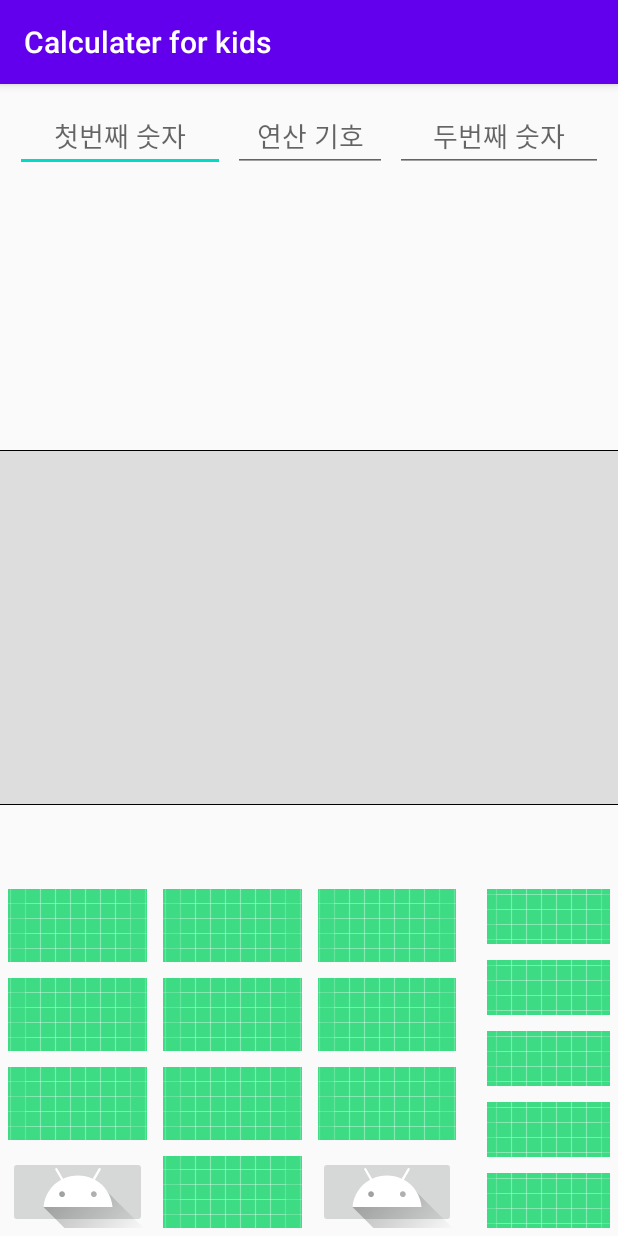
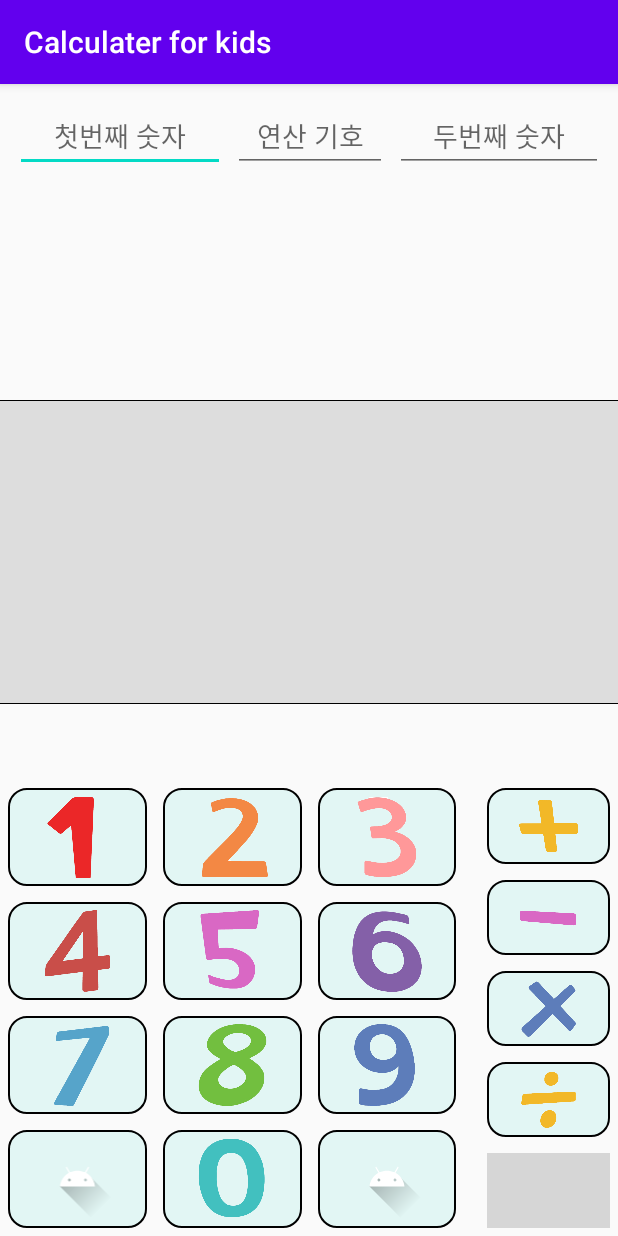
Before and after one commit to ddophi98/IndividualProjcet-FruitCalculater, an Android app: the screen it shows after launch (MainActivity), on a phone screen of 412 x 824 dp. Run offline under Robolectric (Android 15) with nearby library versions, the phone set to English and light mode, and no system bars; grey boxes are pictures that could not be loaded.

Commit message:
Make design of keypad

```diff
--- /dev/null
+++ b/app/src/main/res/drawable/keyboard_button_background.xml
@@ -0,0 +1,14 @@
+<?xml version="1.0" encoding="utf-8"?>
+<shape xmlns:android="http://schemas.android.com/apk/res/android"
+    android:padding="10dp"
+    android:shape="rectangle" >
+    <solid android:color="@color/keyBoardButtonBackgroundColor" />
+    <corners
+        android:bottomLeftRadius="12dp"
+        android:bottomRightRadius="12dp"
+        android:topLeftRadius="12dp"
+        android:topRightRadius="12dp" />
+    <stroke
+        android:width="1dp"
+        android:color="#000000" />
+</shape>
--- a/app/src/main/res/layout/activity_main.xml
+++ b/app/src/main/res/layout/activity_main.xml
@@ -278,7 +278,7 @@
         android:id="@+id/bottomLayout"
         android:layout_width="match_parent"
         android:layout_height="0dp"
-        android:layout_weight="1"
+        android:layout_weight="1.5"
         android:orientation="horizontal"
         app:layout_constraintBottom_toBottomOf="parent"
         app:layout_constraintEnd_toEndOf="parent"
@@ -293,34 +293,46 @@
 
             <ImageButton
                 android:id="@+id/btnOne"
-                android:layout_width="wrap_content"
-                android:layout_height="wrap_content"
+                android:layout_width="match_parent"
+                android:layout_height="match_parent"
                 android:layout_margin="5dp"
                 android:layout_weight="1"
-                app:srcCompat="@drawable/ic_launcher_background" />
+                android:background="@drawable/keyboard_button_background"
+                android:padding="5dp"
+                android:scaleType="fitCenter"
+                app:srcCompat="@drawable/number1" />
 
             <ImageButton
                 android:id="@+id/btnFour"
-                android:layout_width="wrap_content"
-                android:layout_height="wrap_content"
+                android:layout_width="match_parent"
+                android:layout_height="match_parent"
                 android:layout_margin="5dp"
                 android:layout_weight="1"
-                app:srcCompat="@drawable/ic_launcher_background" />
+                android:background="@drawable/keyboard_button_background"
+                android:padding="5dp"
+                android:scaleType="fitCenter"
+                app:srcCompat="@drawable/number4" />
 
             <ImageButton
                 android:id="@+id/btnSeven"
-                android:layout_width="wrap_content"
-                android:layout_height="wrap_content"
+                android:layout_width="match_parent"
+                android:layout_height="match_parent"
                 android:layout_margin="5dp"
                 android:layout_weight="1"
-                app:srcCompat="@drawable/ic_launcher_background" />
+                android:background="@drawable/keyboard_button_background"
+                android:padding="5dp"
+                android:scaleType="fitCenter"
+                app:srcCompat="@drawable/number7" />
 
             <ImageButton
                 android:id="@+id/blank1"
-                android:layout_width="wrap_content"
-                android:layout_height="wrap_content"
+                android:layout_width="match_parent"
+                android:layout_height="match_parent"
                 android:layout_margin="5dp"
                 android:layout_weight="1"
+                android:background="@drawable/keyboard_button_background"
+                android:padding="5dp"
+                android:scaleType="fitCenter"
                 app:srcCompat="@drawable/ic_launcher_foreground" />
         </LinearLayout>
 
@@ -332,35 +344,47 @@
 
             <ImageButton
                 android:id="@+id/btnTwo"
-                android:layout_width="wrap_content"
-                android:layout_height="wrap_content"
+                android:layout_width="match_parent"
+                android:layout_height="match_parent"
                 android:layout_margin="5dp"
                 android:layout_weight="1"
-                app:srcCompat="@drawable/ic_launcher_background" />
+                android:background="@drawable/keyboard_button_background"
+                android:padding="5dp"
+                android:scaleType="fitCenter"
+                app:srcCompat="@drawable/number2" />
 
             <ImageButton
                 android:id="@+id/btnFive"
-                android:layout_width="wrap_content"
-                android:layout_height="wrap_content"
+                android:layout_width="match_parent"
+                android:layout_height="match_parent"
                 android:layout_margin="5dp"
                 android:layout_weight="1"
-                app:srcCompat="@drawable/ic_launcher_background" />
+                android:background="@drawable/keyboard_button_background"
+                android:padding="5dp"
+                android:scaleType="fitCenter"
+                app:srcCompat="@drawable/number5" />
 
             <ImageButton
                 android:id="@+id/btnEight"
-                android:layout_width="wrap_content"
-                android:layout_height="wrap_content"
+                android:layout_width="match_parent"
+                android:layout_height="match_parent"
                 android:layout_margin="5dp"
                 android:layout_weight="1"
-                app:srcCompat="@drawable/ic_launcher_background" />
+                android:background="@drawable/keyboard_button_background"
+                android:padding="5dp"
+                android:scaleType="fitCenter"
+                app:srcCompat="@drawable/number8" />
 
             <ImageButton
                 android:id="@+id/btnZero"
-                android:layout_width="wrap_content"
-                android:layout_height="wrap_content"
+                android:layout_width="match_parent"
+                android:layout_height="match_parent"
                 android:layout_margin="5dp"
                 android:layout_weight="1"
-                app:srcCompat="@drawable/ic_launcher_background" />
+                android:background="@drawable/keyboard_button_background"
+                android:padding="5dp"
+                android:scaleType="fitCenter"
+                app:srcCompat="@drawable/number0" />
 
         </LinearLayout>
 
@@ -372,34 +396,46 @@
 
             <ImageButton
                 android:id="@+id/btnThree"
-                android:layout_width="wrap_content"
-                android:layout_height="wrap_content"
+                android:layout_width="match_parent"
+                android:layout_height="match_parent"
                 android:layout_margin="5dp"
                 android:layout_weight="1"
-                app:srcCompat="@drawable/ic_launcher_background" />
+                android:background="@drawable/keyboard_button_background"
+                android:padding="5dp"
+                android:scaleType="fitCenter"
+                app:srcCompat="@drawable/number3" />
 
             <ImageButton
                 android:id="@+id/btnSix"
-                android:layout_width="wrap_content"
-                android:layout_height="wrap_content"
+                android:layout_width="match_parent"
+                android:layout_height="match_parent"
                 android:layout_margin="5dp"
                 android:layout_weight="1"
-                app:srcCompat="@drawable/ic_launcher_background" />
+                android:background="@drawable/keyboard_button_background"
+                android:padding="5dp"
+                android:scaleType="fitCenter"
+                app:srcCompat="@drawable/number6" />
 
             <ImageButton
                 android:id="@+id/btnNine"
-                android:layout_width="wrap_content"
-                android:layout_height="wrap_content"
+                android:layout_width="match_parent"
+                android:layout_height="match_parent"
                 android:layout_margin="5dp"
                 android:layout_weight="1"
-                app:srcCompat="@drawable/ic_launcher_background" />
+                android:background="@drawable/keyboard_button_background"
+                android:padding="5dp"
+                android:scaleType="fitCenter"
+                app:srcCompat="@drawable/number9" />
 
             <ImageButton
                 android:id="@+id/blank2"
-                android:layout_width="wrap_content"
-                android:layout_height="wrap_content"
+                android:layout_width="match_parent"
+                android:layout_height="match_parent"
                 android:layout_margin="5dp"
                 android:layout_weight="1"
+                android:background="@drawable/keyboard_button_background"
+                android:padding="5dp"
+                android:scaleType="fitCenter"
                 app:srcCompat="@drawable/ic_launcher_foreground" />
 
         </LinearLayout>
@@ -414,42 +450,57 @@
             <ImageButton
                 android:id="@+id/btnPlus"
                 android:layout_width="match_parent"
-                android:layout_height="wrap_content"
+                android:layout_height="match_parent"
                 android:layout_margin="5dp"
                 android:layout_weight="1"
-                app:srcCompat="@drawable/ic_launcher_background" />
+                android:background="@drawable/keyboard_button_background"
+                android:padding="5dp"
+                android:scaleType="fitCenter"
+                app:srcCompat="@drawable/operator1" />
 
             <ImageButton
                 android:id="@+id/btnMinus"
                 android:layout_width="match_parent"
-                android:layout_height="wrap_content"
+                android:layout_height="match_parent"
                 android:layout_margin="5dp"
                 android:layout_weight="1"
-                app:srcCompat="@drawable/ic_launcher_background" />
+                android:background="@drawable/keyboard_button_background"
+                android:padding="5dp"
+                android:scaleType="fitCenter"
+                app:srcCompat="@drawable/operator2" />
 
             <ImageButton
                 android:id="@+id/btnMultiply"
                 android:layout_width="match_parent"
-                android:layout_height="wrap_content"
+                android:layout_height="match_parent"
                 android:layout_margin="5dp"
                 android:layout_weight="1"
-                app:srcCompat="@drawable/ic_launcher_background" />
+                android:background="@drawable/keyboard_button_background"
+                android:padding="5dp"
+                android:scaleType="fitCenter"
+                app:srcCompat="@drawable/operator3" />
 
             <ImageButton
                 android:id="@+id/btnDivide"
                 android:layout_width="match_parent"
-                android:layout_height="wrap_content"
+                android:layout_height="match_parent"
                 android:layout_margin="5dp"
                 android:layout_weight="1"
-                app:srcCompat="@drawable/ic_launcher_background" />
+                android:background="@drawable/keyboard_button_background"
+                android:padding="5dp"
+                android:scaleType="fitCenter"
+                app:srcCompat="@drawable/operator4" />
 
             <ImageButton
                 android:id="@+id/btnResult"
                 android:layout_width="match_parent"
-                android:layout_height="wrap_content"
+                android:layout_height="match_parent"
                 android:layout_margin="5dp"
                 android:layout_weight="1"
-                app:srcCompat="@drawable/ic_launcher_background" />
+                android:background="@drawable/keyboard_button_background"
+                android:padding="5dp"
+                android:scaleType="fitCenter"
+                app:srcCompat="@drawable/operator5" />
         </LinearLayout>
 
     </LinearLayout>
--- a/app/src/main/res/values/colors.xml
+++ b/app/src/main/res/values/colors.xml
@@ -3,4 +3,6 @@
     <color name="colorPrimary">#6200EE</color>
     <color name="colorPrimaryDark">#3700B3</color>
     <color name="colorAccent">#03DAC5</color>
+
+    <color name="keyBoardButtonBackgroundColor">#E2F6F4</color>
 </resources>
```
Also changed, not shown: app/src/main/java/kr/co/ddophi/calculaterforkids/MainActivity.kt (line endings or trailing spaces), app/src/main/res/drawable-v24/number0.png (added), app/src/main/res/drawable-v24/number1.png (added), app/src/main/res/drawable-v24/number2.png (added), app/src/main/res/drawable-v24/number3.png (added), app/src/main/res/drawable-v24/number4.png (added), app/src/main/res/drawable-v24/number5.png (added), app/src/main/res/drawable-v24/number6.png (added), app/src/main/res/drawable-v24/number7.png (added), app/src/main/res/drawable-v24/number8.png (added), app/src/main/res/drawable-v24/number9.png (added), app/src/main/res/drawable-v24/operator1.png (added), app/src/main/res/drawable-v24/operator2.png (added), app/src/main/res/drawable-v24/operator3.png (added), 1 more files.
